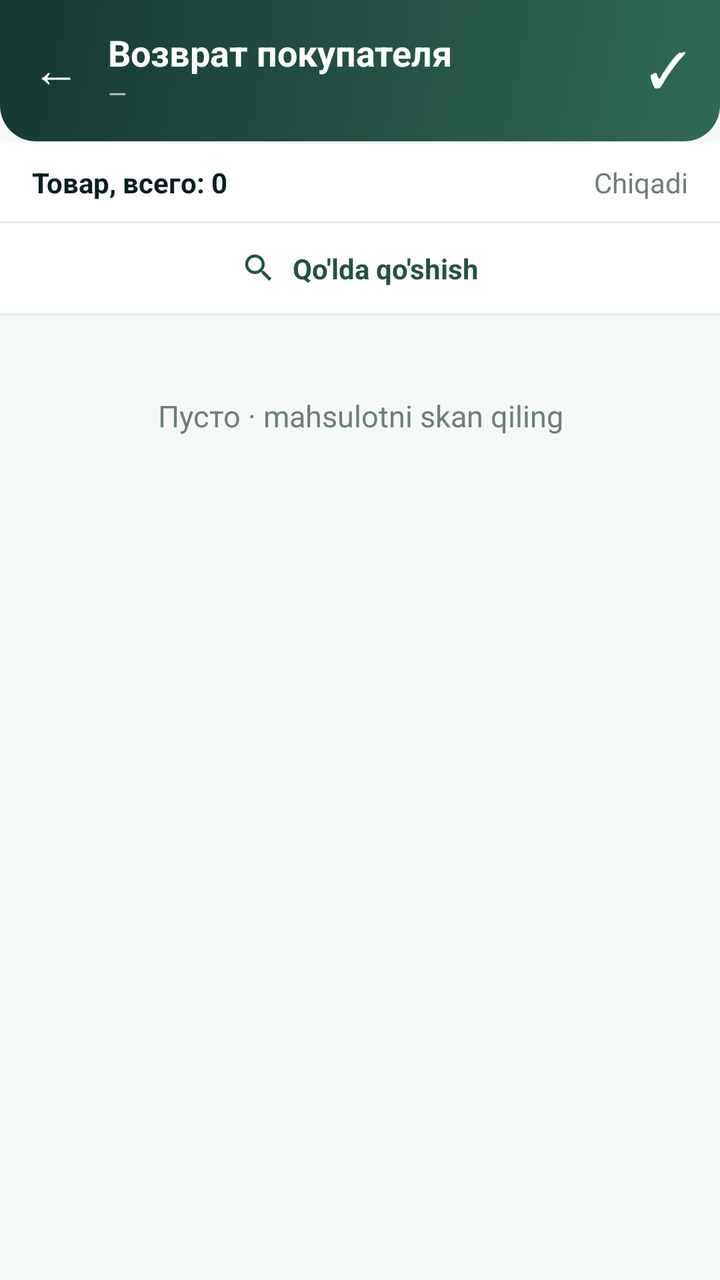
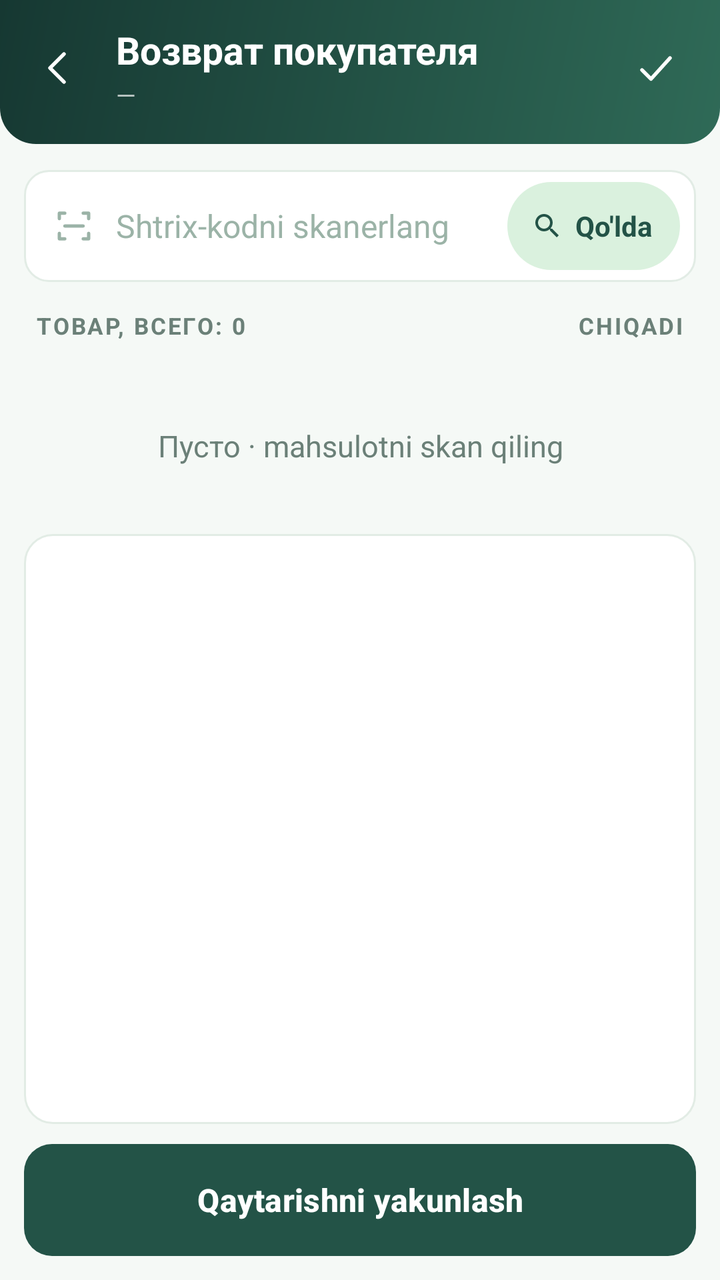

Screens rendered from an Android XML layout before and after an edit, with the pre-edit source and the edit as a unified diff.
<!-- AndroidManifest.xml: application theme Theme.SevimliTZD -->
<!-- res/layout/activity_sales_return.xml -->
<?xml version="1.0" encoding="utf-8"?>
<LinearLayout xmlns:android="http://schemas.android.com/apk/res/android"
    xmlns:app="http://schemas.android.com/apk/res-auto"
    android:layout_width="match_parent"
    android:layout_height="match_parent"
    android:orientation="vertical"
    android:background="@color/bg_light">

    <LinearLayout
        android:layout_width="match_parent"
        android:layout_height="wrap_content"
        android:orientation="horizontal"
        android:gravity="center_vertical"
        android:background="@drawable/bg_header"
        android:paddingStart="16dp"
        android:paddingEnd="16dp"
        android:paddingTop="14dp"
        android:paddingBottom="16dp">

        <TextView
            android:id="@+id/btnBack"
            android:layout_width="wrap_content"
            android:layout_height="wrap_content"
            android:text="←"
            android:textColor="@color/white"
            android:textSize="24sp"
            android:paddingEnd="14dp" />

        <LinearLayout
            android:layout_width="0dp"
            android:layout_height="wrap_content"
            android:layout_weight="1"
            android:orientation="vertical">

            <TextView
                android:layout_width="wrap_content"
                android:layout_height="wrap_content"
                android:text="Возврат покупателя"
                android:textColor="@color/white"
                android:textSize="18sp"
                android:textStyle="bold" />

            <TextView
                android:id="@+id/headerCp"
                android:layout_width="wrap_content"
                android:layout_height="wrap_content"
                android:text="—"
                android:textColor="@color/white70"
                android:textSize="12sp" />
        </LinearLayout>

        <TextView
            android:id="@+id/btnFinish"
            android:layout_width="wrap_content"
            android:layout_height="wrap_content"
            android:text="✓"
            android:textColor="@color/white"
            android:textSize="24sp" />
    </LinearLayout>

    <EditText
        android:id="@+id/scanInput"
        android:layout_width="1dp"
        android:layout_height="1dp"
        android:inputType="text"
        android:imeOptions="actionDone"
        android:background="@null"
        android:importantForAutofill="no" />

    <LinearLayout
        android:layout_width="match_parent"
        android:layout_height="wrap_content"
        android:orientation="horizontal"
        android:background="@color/white"
        android:paddingStart="16dp"
        android:paddingEnd="16dp"
        android:paddingTop="10dp"
        android:paddingBottom="10dp">

        <TextView
            android:id="@+id/totalCount"
            android:layout_width="0dp"
            android:layout_height="wrap_content"
            android:layout_weight="1"
            android:text="Товар, всего: 0"
            android:textColor="@color/text_dark"
            android:textSize="14sp"
            android:textStyle="bold" />

        <TextView
            android:layout_width="wrap_content"
            android:layout_height="wrap_content"
            android:text="Chiqadi"
            android:textColor="@color/text_gray"
            android:textSize="14sp" />
    </LinearLayout>

    <View
        android:layout_width="match_parent"
        android:layout_height="1dp"
        android:background="@color/card_stroke" />

    <LinearLayout
        android:id="@+id/btnManualAdd"
        android:layout_width="match_parent"
        android:layout_height="wrap_content"
        android:orientation="horizontal"
        android:gravity="center"
        android:background="@drawable/bg_row_white_ripple"
        android:clickable="true"
        android:focusable="true"
        android:paddingTop="13dp"
        android:paddingBottom="13dp">

        <ImageView
            android:layout_width="18dp"
            android:layout_height="18dp"
            android:src="@drawable/ic_search"
            app:tint="@color/brand" />

        <TextView
            android:layout_width="wrap_content"
            android:layout_height="wrap_content"
            android:layout_marginStart="8dp"
            android:text="Qo'lda qo'shish"
            android:textColor="@color/brand"
            android:textSize="14sp"
            android:textStyle="bold" />
    </LinearLayout>

    <View
        android:layout_width="match_parent"
        android:layout_height="1dp"
        android:background="@color/card_stroke" />

    <TextView
        android:id="@+id/emptyHint"
        android:layout_width="match_parent"
        android:layout_height="wrap_content"
        android:gravity="center"
        android:padding="40dp"
        android:text="Пусто · mahsulotni skan qiling"
        android:textColor="@color/text_gray"
        android:textSize="15sp" />

    
    <androidx.recyclerview.widget.RecyclerView
        android:id="@+id/list"
        android:layout_width="match_parent"
        android:layout_height="0dp"
        android:layout_weight="1"
        android:overScrollMode="never"
        android:scrollbars="vertical" />

    <ProgressBar
        android:id="@+id/loading"
        android:layout_width="30dp"
        android:layout_height="30dp"
        android:layout_gravity="center_horizontal"
        android:layout_margin="12dp"
        android:indeterminateTint="@color/brand"
        android:visibility="gone" />
</LinearLayout>
<!-- resources referenced by this layout -->
<resources>
  <!-- drawable bg_row_white_ripple (drawable) -->
  <ripple xmlns:android="http://schemas.android.com/apk/res/android" android:color="#22820000">
      <item android:drawable="@color/white" />
  </ripple>
  <!-- unchanged entries left out for length: 16 -->
</resources>

<!-- the commit's change to res/layout/activity_sales_return.xml (unified diff, before → after) -->
@@ -12,50 +12,48 @@
         android:orientation="horizontal"
         android:gravity="center_vertical"
         android:background="@drawable/bg_header"
-        android:paddingStart="16dp"
-        android:paddingEnd="16dp"
-        android:paddingTop="14dp"
-        android:paddingBottom="16dp">
+        android:paddingStart="6dp"
+        android:paddingEnd="8dp"
+        android:paddingTop="10dp"
+        android:paddingBottom="14dp">
 
-        <TextView
+        <ImageView
             android:id="@+id/btnBack"
-            android:layout_width="wrap_content"
-            android:layout_height="wrap_content"
-            android:text="←"
-            android:textColor="@color/white"
-            android:textSize="24sp"
-            android:paddingEnd="14dp" />
+            android:layout_width="48dp"
+            android:layout_height="48dp"
+            android:padding="12dp"
+            android:src="@drawable/j_ic_back"
+            app:tint="@color/white"
+            android:background="?attr/selectableItemBackgroundBorderless"
+            android:contentDescription="Orqaga" />
 
         <LinearLayout
             android:layout_width="0dp"
             android:layout_height="wrap_content"
             android:layout_weight="1"
+            android:layout_marginStart="4dp"
             android:orientation="vertical">
 
             <TextView
-                android:layout_width="wrap_content"
-                android:layout_height="wrap_content"
-                android:text="Возврат покупателя"
-                android:textColor="@color/white"
-                android:textSize="18sp"
-                android:textStyle="bold" />
+                style="@style/J.HeadTitle"
+                android:text="Возврат покупателя" />
 
             <TextView
                 android:id="@+id/headerCp"
-                android:layout_width="wrap_content"
-                android:layout_height="wrap_content"
-                android:text="—"
-                android:textColor="@color/white70"
-                android:textSize="12sp" />
+                style="@style/J.HeadSub"
+                android:layout_marginTop="1dp"
+                android:text="—" />
         </LinearLayout>
 
-        <TextView
+        <ImageView
             android:id="@+id/btnFinish"
-            android:layout_width="wrap_content"
-            android:layout_height="wrap_content"
-            android:text="✓"
-            android:textColor="@color/white"
-            android:textSize="24sp" />
+            android:layout_width="48dp"
+            android:layout_height="48dp"
+            android:padding="12dp"
+            android:src="@drawable/j_ic_check"
+            app:tint="@color/white"
+            android:background="?attr/selectableItemBackgroundBorderless"
+            android:contentDescription="Yakunlash" />
     </LinearLayout>
 
     <EditText
@@ -71,84 +69,102 @@
         android:layout_width="match_parent"
         android:layout_height="wrap_content"
         android:orientation="horizontal"
-        android:background="@color/white"
-        android:paddingStart="16dp"
-        android:paddingEnd="16dp"
-        android:paddingTop="10dp"
-        android:paddingBottom="10dp">
+        android:gravity="center_vertical"
+        android:layout_marginStart="12dp"
+        android:layout_marginEnd="12dp"
+        android:layout_marginTop="12dp"
+        android:paddingStart="14dp"
+        android:paddingEnd="8dp"
+        android:paddingTop="6dp"
+        android:paddingBottom="6dp"
+        android:background="@drawable/j_field">
+
+        <ImageView
+            android:layout_width="22dp"
+            android:layout_height="22dp"
+            android:src="@drawable/j_ic_scan"
+            app:tint="#9BB3A7"
+            android:contentDescription="Skan" />
+
+        <TextView
+            style="@style/J.Body"
+            android:layout_width="0dp"
+            android:layout_weight="1"
+            android:layout_marginStart="10dp"
+            android:textColor="#9BB3A7"
+            android:text="Shtrix-kodni skanerlang" />
+
+        <LinearLayout
+            android:id="@+id/btnManualAdd"
+            android:layout_width="wrap_content"
+            android:layout_height="wrap_content"
+            android:minHeight="44dp"
+            android:orientation="horizontal"
+            android:gravity="center_vertical"
+            android:background="@drawable/j_tag"
+            android:paddingStart="12dp"
+            android:paddingEnd="14dp"
+            android:clickable="true"
+            android:focusable="true">
+
+            <ImageView
+                android:layout_width="16dp"
+                android:layout_height="16dp"
+                android:src="@drawable/ic_search"
+                app:tint="@color/brand"
+                android:contentDescription="Qidirish" />
+
+            <TextView
+                android:layout_width="wrap_content"
+                android:layout_height="wrap_content"
+                android:layout_marginStart="6dp"
+                android:text="Qo'lda"
+                android:textColor="@color/brand"
+                android:textSize="14sp"
+                android:textStyle="bold" />
+        </LinearLayout>
+    </LinearLayout>
+
+    <LinearLayout
+        android:layout_width="match_parent"
+        android:layout_height="wrap_content"
+        android:orientation="horizontal"
+        android:gravity="center_vertical"
+        android:paddingStart="18dp"
+        android:paddingEnd="18dp"
+        android:paddingTop="14dp"
+        android:paddingBottom="8dp">
 
         <TextView
             android:id="@+id/totalCount"
+            style="@style/J.Sec"
             android:layout_width="0dp"
-            android:layout_height="wrap_content"
             android:layout_weight="1"
-            android:text="Товар, всего: 0"
-            android:textColor="@color/text_dark"
-            android:textSize="14sp"
-            android:textStyle="bold" />
+            android:text="Товар, всего: 0" />
 
         <TextView
-            android:layout_width="wrap_content"
-            android:layout_height="wrap_content"
-            android:text="Chiqadi"
-            android:textColor="@color/text_gray"
-            android:textSize="14sp" />
+            style="@style/J.Sec"
+            android:text="Chiqadi" />
     </LinearLayout>
-
-    <View
-        android:layout_width="match_parent"
-        android:layout_height="1dp"
-        android:background="@color/card_stroke" />
-
-    <LinearLayout
-        android:id="@+id/btnManualAdd"
-        android:layout_width="match_parent"
-        android:layout_height="wrap_content"
-        android:orientation="horizontal"
-        android:gravity="center"
-        android:background="@drawable/bg_row_white_ripple"
-        android:clickable="true"
-        android:focusable="true"
-        android:paddingTop="13dp"
-        android:paddingBottom="13dp">
-
-        <ImageView
-            android:layout_width="18dp"
-            android:layout_height="18dp"
-            android:src="@drawable/ic_search"
-            app:tint="@color/brand" />
-
-        <TextView
-            android:layout_width="wrap_content"
-            android:layout_height="wrap_content"
-            android:layout_marginStart="8dp"
-            android:text="Qo'lda qo'shish"
-            android:textColor="@color/brand"
-            android:textSize="14sp"
-            android:textStyle="bold" />
-    </LinearLayout>
-
-    <View
-        android:layout_width="match_parent"
-        android:layout_height="1dp"
-        android:background="@color/card_stroke" />
 
     <TextView
         android:id="@+id/emptyHint"
         android:layout_width="match_parent"
         android:layout_height="wrap_content"
         android:gravity="center"
-        android:padding="40dp"
+        android:padding="34dp"
         android:text="Пусто · mahsulotni skan qiling"
         android:textColor="@color/text_gray"
         android:textSize="15sp" />
 
-    
     <androidx.recyclerview.widget.RecyclerView
         android:id="@+id/list"
         android:layout_width="match_parent"
         android:layout_height="0dp"
         android:layout_weight="1"
+        android:layout_marginStart="12dp"
+        android:layout_marginEnd="12dp"
+        android:background="@drawable/j_card"
         android:overScrollMode="never"
         android:scrollbars="vertical" />
 
@@ -157,7 +173,16 @@
         android:layout_width="30dp"
         android:layout_height="30dp"
         android:layout_gravity="center_horizontal"
-        android:layout_margin="12dp"
+        android:layout_margin="10dp"
         android:indeterminateTint="@color/brand"
         android:visibility="gone" />
+
+    <com.google.android.material.button.MaterialButton
+        android:id="@+id/btnFinishBig"
+        style="@style/J.Btn.Primary"
+        android:layout_marginStart="12dp"
+        android:layout_marginEnd="12dp"
+        android:layout_marginTop="10dp"
+        android:layout_marginBottom="12dp"
+        android:text="Qaytarishni yakunlash" />
 </LinearLayout>
<!-- resource entries referenced after the edit -->
@@ -1,9 +1,84 @@
 <!-- resources referenced by this layout -->
 <resources>
-  <!-- drawable bg_row_white_ripple (drawable) -->
-  <ripple xmlns:android="http://schemas.android.com/apk/res/android" android:color="#22820000">
-      <item android:drawable="@color/white" />
-  </ripple>
+  <!-- drawable j_card (drawable) -->
+  <shape xmlns:android="http://schemas.android.com/apk/res/android" android:shape="rectangle">
+      <solid android:color="@color/white"/>
+      <corners android:radius="14dp"/>
+      <stroke android:width="1dp" android:color="@color/card_stroke"/></shape>
+  <!-- drawable j_field (drawable) -->
+  <shape xmlns:android="http://schemas.android.com/apk/res/android" android:shape="rectangle">
+      <solid android:color="@color/white"/>
+      <corners android:radius="12dp"/>
+      <stroke android:width="1dp" android:color="@color/card_stroke"/></shape>
+  <!-- drawable j_ic_back (drawable) -->
+  <vector xmlns:android="http://schemas.android.com/apk/res/android"
+      android:width="24dp" android:height="24dp"
+      android:viewportWidth="24" android:viewportHeight="24"
+      android:tint="@color/brand">
+      <path android:pathData="M14,5 L7,12 L14,19" android:strokeColor="#FF000000" android:strokeWidth="1.8" android:strokeLineCap="round" android:strokeLineJoin="round" android:fillColor="#00000000"/>
+  </vector>
+  <!-- drawable j_ic_check (drawable) -->
+  <vector xmlns:android="http://schemas.android.com/apk/res/android"
+      android:width="24dp" android:height="24dp"
+      android:viewportWidth="24" android:viewportHeight="24"
+      android:tint="@color/brand">
+      <path android:pathData="M5,13 L9.5,17.5 L19,7" android:strokeColor="#FF000000" android:strokeWidth="1.8" android:strokeLineCap="round" android:strokeLineJoin="round" android:fillColor="#00000000"/>
+  </vector>
+  <!-- drawable j_ic_scan (drawable) -->
+  <vector xmlns:android="http://schemas.android.com/apk/res/android"
+      android:width="24dp" android:height="24dp"
+      android:viewportWidth="24" android:viewportHeight="24"
+      android:tint="@color/brand">
+      <path android:pathData="M4,8 L4,5 L7,5 M20,8 L20,5 L17,5 M4,16 L4,19 L7,19 M20,16 L20,19 L17,19 M7,12 L17,12" android:strokeColor="#FF000000" android:strokeWidth="1.8" android:strokeLineCap="round" android:strokeLineJoin="round" android:fillColor="#00000000"/>
+  </vector>
+  <!-- drawable j_tag (drawable) -->
+  <shape xmlns:android="http://schemas.android.com/apk/res/android" android:shape="rectangle">
+      <solid android:color="@color/brand_tint"/>
+      <corners android:radius="999dp"/></shape>
+  <style name="J.Body" parent="">
+          <item name="android:layout_width">wrap_content</item>
+          <item name="android:layout_height">wrap_content</item>
+          <item name="android:textSize">16sp</item>
+          <item name="android:textColor">@color/text_dark</item>
+      </style>
+  <style name="J.Btn.Primary" parent="J.Btn">
+          <item name="backgroundTint">@color/brand</item>
+          <item name="android:textColor">@color/white</item>
+      </style>
+  <style name="J.HeadSub" parent="">
+          <item name="android:layout_width">wrap_content</item>
+          <item name="android:layout_height">wrap_content</item>
+          <item name="android:textSize">12.5sp</item>
+          <item name="android:textColor">@color/white70</item>
+      </style>
+  <style name="J.HeadTitle" parent="">
+          <item name="android:layout_width">wrap_content</item>
+          <item name="android:layout_height">wrap_content</item>
+          <item name="android:textSize">19sp</item>
+          <item name="android:textStyle">bold</item>
+          <item name="android:textColor">@color/white</item>
+      </style>
+  <style name="J.Sec" parent="">
+          <item name="android:layout_width">wrap_content</item>
+          <item name="android:layout_height">wrap_content</item>
+          <item name="android:textSize">11.5sp</item>
+          <item name="android:textStyle">bold</item>
+          <item name="android:textAllCaps">true</item>
+          <item name="android:letterSpacing">0.08</item>
+          <item name="android:textColor">@color/text_gray</item>
+      </style>
+  <color name="brand_tint">#DAF1DE</color>
+  <style name="J.Btn" parent="Widget.Material3.Button">
+          <item name="android:layout_width">match_parent</item>
+          <item name="android:layout_height">56dp</item>
+          <item name="android:textSize">16sp</item>
+          <item name="android:textAllCaps">false</item>
+          <item name="android:textStyle">bold</item>
+          <item name="cornerRadius">14dp</item>
+          
+          <item name="android:insetTop">0dp</item>
+          <item name="android:insetBottom">0dp</item>
+      </style>
   <!-- unchanged entries left out for length: 16 -->
 </resources>
 
